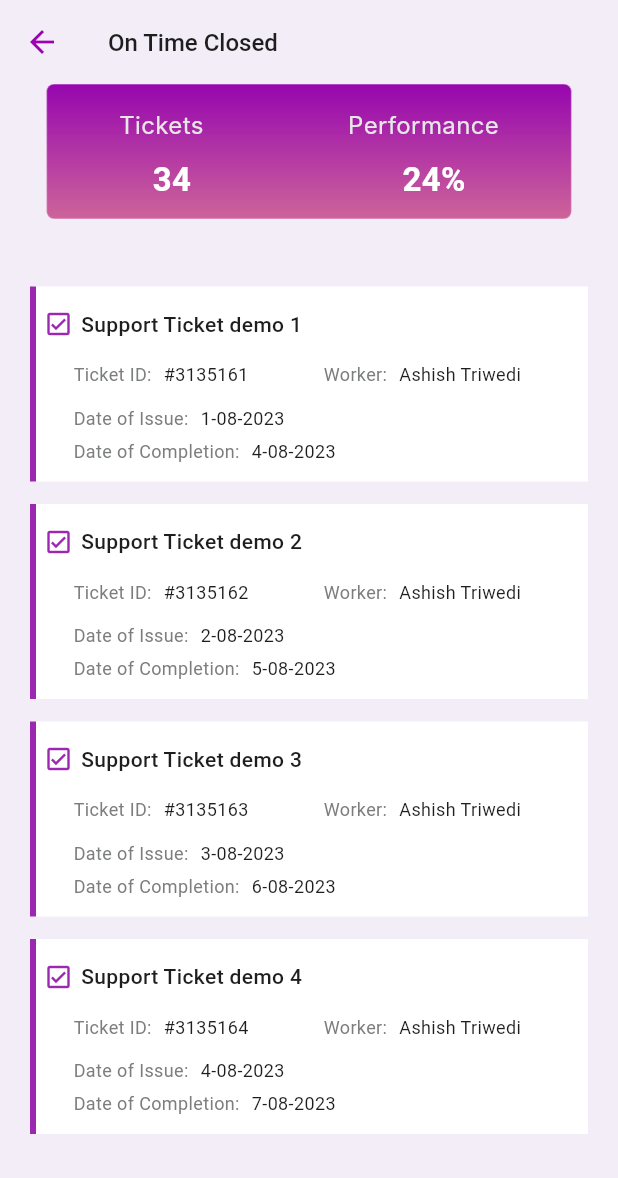
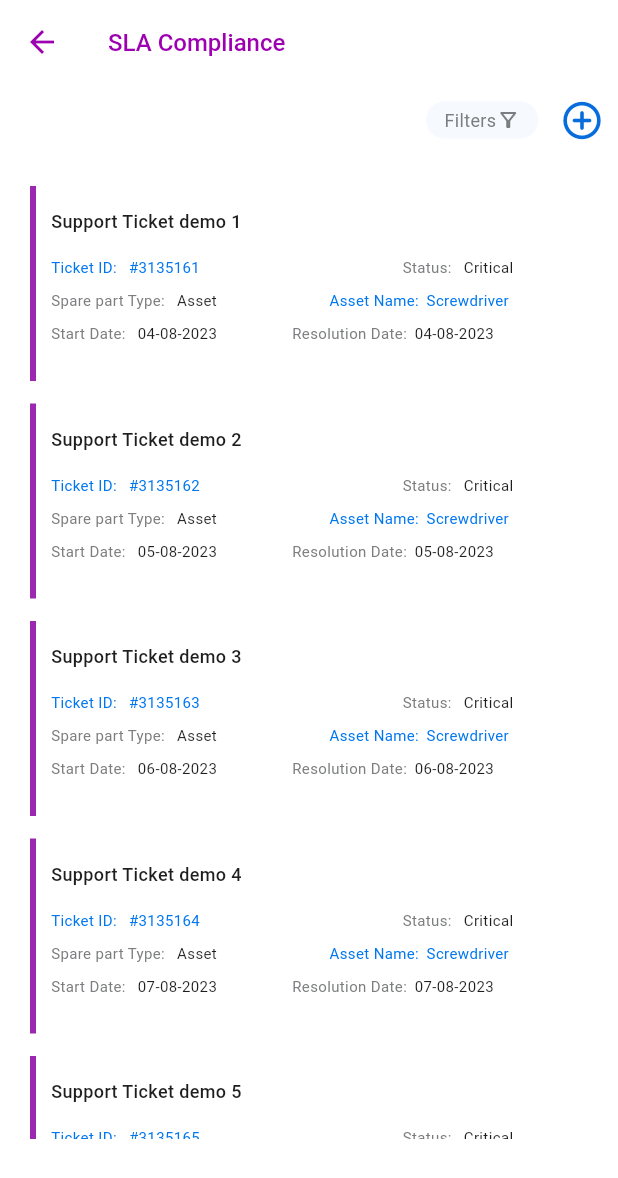
Before and after one commit to ctoaara/serviceapp, a Flutter app: the screen it shows after launch, on a phone screen of 412 x 824 dp. Shown: the top 1178 px of the screen. Run offline on Flutter 3.47's test engine with Material 3 defaults, Android fonts, the light colour scheme and no system bars; Roboto replaces fonts that are missing (Inter, Poppins).

Commit message:
SLA COMPLIANCE Page UI Done

```diff
--- a/lib/main.dart
+++ b/lib/main.dart
@@ -1,6 +1,4 @@
-import 'package:bharat_erp/pages/delay_page.dart';
-import 'package:bharat_erp/pages/on_time_closed.dart';
-import 'package:bharat_erp/pages/repeat.dart';
+import 'package:bharat_erp/pages/sla_cpmpliance.dart';
 
 import 'package:flutter/material.dart';
 
@@ -36,6 +34,6 @@ class MyApp extends StatelessWidget {
           colorScheme: ColorScheme.fromSeed(seedColor: Colors.deepPurple),
           useMaterial3: true,
         ),
-        home: OnTimeClosed());
+        home: SLACompliance());
   }
 }
--- /dev/null
+++ b/lib/pages/sla_cpmpliance.dart
@@ -0,0 +1,282 @@
+import 'package:flutter/material.dart';
+
+class SLACompliance extends StatelessWidget {
+  const SLACompliance({super.key});
+
+  @override
+  Widget build(BuildContext context) {
+    return Scaffold(
+      backgroundColor: Colors.white,
+      appBar: AppBar(
+          elevation: 0,
+          centerTitle: false,
+          title: const Text(
+            'SLA Compliance',
+            style: TextStyle(
+              color: Color(0xFF9C00B1),
+              fontSize: 16,
+              fontFamily: 'Poppins',
+              fontWeight: FontWeight.w500,
+            ),
+          ),
+          backgroundColor: Colors.white,
+          leading: IconButton(
+              onPressed: () {},
+              icon: const Icon(
+                Icons.arrow_back_sharp,
+                color: Color(0xFF9C00B1),
+              ))),
+      body: Column(
+        children: [
+          Row(
+            mainAxisAlignment: MainAxisAlignment.end,
+            children: [
+              Container(
+                width: 75,
+                height: 25,
+                decoration: ShapeDecoration(
+                  color: const Color(0x84EEF6FF),
+                  shape: RoundedRectangleBorder(
+                    borderRadius: BorderRadius.circular(30),
+                  ),
+                ),
+                child: const Row(
+                  mainAxisAlignment: MainAxisAlignment.center,
+                  children: [
+                    Text(
+                      'Filters',
+                      textAlign: TextAlign.center,
+                      style: TextStyle(
+                        color: Color(0xFF7C7D7E),
+                        fontSize: 12,
+                        fontFamily: 'Poppins',
+                        fontWeight: FontWeight.w400,
+                      ),
+                    ),
+                    Icon(
+                      Icons.filter_alt_outlined,
+                      size: 16,
+                      color: Color(0xFF7C7D7E),
+                    )
+                  ],
+                ),
+              ),
+              const SizedBox(width: 5),
+              IconButton(
+                  onPressed: () {},
+                  icon: const Icon(
+                    Icons.add_circle_outline_rounded,
+                    color: Color(0xff076DDC),
+                    size: 30,
+                  ))
+            ],
+          ),
+          SingleChildScrollView(
+            clipBehavior: Clip.antiAlias,
+            padding: const EdgeInsets.only(top: 5, bottom: 20),
+            child: Container(
+              height: 650,
+              width: double.infinity,
+              child: ListView.builder(
+                padding: const EdgeInsets.only(
+                  top: 5,
+                  bottom: 10,
+                ),
+                scrollDirection: Axis.vertical,
+                shrinkWrap: true,
+                itemCount: 6,
+                itemBuilder: (context, index) {
+                  return Container(
+                      margin: const EdgeInsets.only(
+                          top: 10, left: 20, right: 20, bottom: 5),
+                      width: 328,
+                      height: 130,
+                      decoration: const BoxDecoration(
+                        color: Colors.white,
+                        shape: BoxShape.rectangle,
+                        border: Border(
+                          left: BorderSide(
+                              width: 4,
+                              color: Colors.purple,
+                              style: BorderStyle.solid),
+                        ),
+                      ),
+                      child: Column(
+                        children: [
+                          const SizedBox(height: 15),
+                          Row(
+                            children: [
+                              const SizedBox(
+                                width: 10,
+                              ),
+                              Text(
+                                'Support Ticket demo ${index + 1}',
+                                style: const TextStyle(
+                                  color: Color(0xFF1E1E1E),
+                                  fontSize: 12,
+                                  fontFamily: 'Poppins',
+                                  fontWeight: FontWeight.w500,
+                                ),
+                              )
+                            ],
+                          ),
+                          const SizedBox(height: 15),
+                          Row(
+                            children: [
+                              const SizedBox(width: 10),
+                              const Text(
+                                'Ticket ID:',
+                                textAlign: TextAlign.center,
+                                style: TextStyle(
+                                  color: Color(0xFF0076EF),
+                                  fontSize: 10,
+                                  fontFamily: 'Poppins',
+                                  fontWeight: FontWeight.w400,
+                                ),
+                              ),
+                              const SizedBox(width: 8),
+                              Text(
+                                '#313516${index + 1}',
+                                textAlign: TextAlign.center,
+                                style: const TextStyle(
+                                  color: Color(0xFF0076EF),
+                                  fontSize: 10,
+                                  fontFamily: 'Poppins',
+                                  fontWeight: FontWeight.w400,
+                                ),
+                              ),
+                              const SizedBox(
+                                width: 135,
+                              ),
+                              const Text(
+                                'Status:',
+                                textAlign: TextAlign.center,
+                                style: TextStyle(
+                                  color: Color(0xFF7C7D7E),
+                                  fontSize: 10,
+                                  fontFamily: 'Poppins',
+                                  fontWeight: FontWeight.w400,
+                                ),
+                              ),
+                              const SizedBox(width: 8),
+                              const Text(
+                                'Critical',
+                                textAlign: TextAlign.center,
+                                style: TextStyle(
+                                  color: Color(0xFF1E1E1E),
+                                  fontSize: 10,
+                                  fontFamily: 'Poppins',
+                                  fontWeight: FontWeight.w400,
+                                ),
+                              ),
+                            ],
+                          ),
+                          const SizedBox(height: 8),
+                          const Row(
+                            children: [
+                              SizedBox(width: 10),
+                              Text(
+                                'Spare part Type:',
+                                textAlign: TextAlign.center,
+                                style: TextStyle(
+                                  color: Color(0xFF7C7D7E),
+                                  fontSize: 10,
+                                  fontFamily: 'Poppins',
+                                  fontWeight: FontWeight.w400,
+                                ),
+                              ),
+                              SizedBox(width: 8),
+                              Text(
+                                'Asset',
+                                textAlign: TextAlign.center,
+                                style: TextStyle(
+                                  color: Color(0xFF1E1E1E),
+                                  fontSize: 10,
+                                  fontFamily: 'Poppins',
+                                  fontWeight: FontWeight.w400,
+                                ),
+                              ),
+                              SizedBox(width: 75),
+                              Text(
+                                'Asset Name:',
+                                textAlign: TextAlign.center,
+                                style: TextStyle(
+                                  color: Color(0xFF0076EF),
+                                  fontSize: 10,
+                                  fontFamily: 'Poppins',
+                                  fontWeight: FontWeight.w400,
+                                ),
+                              ),
+                              SizedBox(width: 5),
+                              Text(
+                                'Screwdriver',
+                                textAlign: TextAlign.center,
+                                style: TextStyle(
+                                  color: Color(0xFF0076EF),
+                                  fontSize: 10,
+                                  fontFamily: 'Poppins',
+                                  fontWeight: FontWeight.w400,
+                                ),
+                              ),
+                            ],
+                          ),
+                          const SizedBox(height: 8),
+                          Row(
+                            children: [
+                              const SizedBox(width: 10),
+                              const Text(
+                                'Start Date:',
+                                textAlign: TextAlign.center,
+                                style: TextStyle(
+                                  color: Color(0xFF7C7D7E),
+                                  fontSize: 10,
+                                  fontFamily: 'Poppins',
+                                  fontWeight: FontWeight.w400,
+                                ),
+                              ),
+                              const SizedBox(width: 8),
+                              Text(
+                                '0${index + 4}-08-2023',
+                                textAlign: TextAlign.center,
+                                style: const TextStyle(
+                                  color: Color(0xFF1E1E1E),
+                                  fontSize: 10,
+                                  fontFamily: 'Poppins',
+                                  fontWeight: FontWeight.w400,
+                                ),
+                              ),
+                              const SizedBox(width: 50),
+                              const Text(
+                                'Resolution Date:',
+                                textAlign: TextAlign.center,
+                                style: TextStyle(
+                                  color: Color(0xFF7C7D7E),
+                                  fontSize: 10,
+                                  fontFamily: 'Poppins',
+                                  fontWeight: FontWeight.w400,
+                                ),
+                              ),
+                              const SizedBox(width: 5),
+                              Text(
+                                '0${index + 4}-08-2023',
+                                textAlign: TextAlign.center,
+                                style: const TextStyle(
+                                  color: Color(0xFF1E1E1E),
+                                  fontSize: 10,
+                                  fontFamily: 'Poppins',
+                                  fontWeight: FontWeight.w400,
+                                ),
+                              ),
+                            ],
+                          )
+                        ],
+                      ));
+                },
+              ),
+            ),
+          )
+        ],
+      ),
+    );
+  }
+}
```
